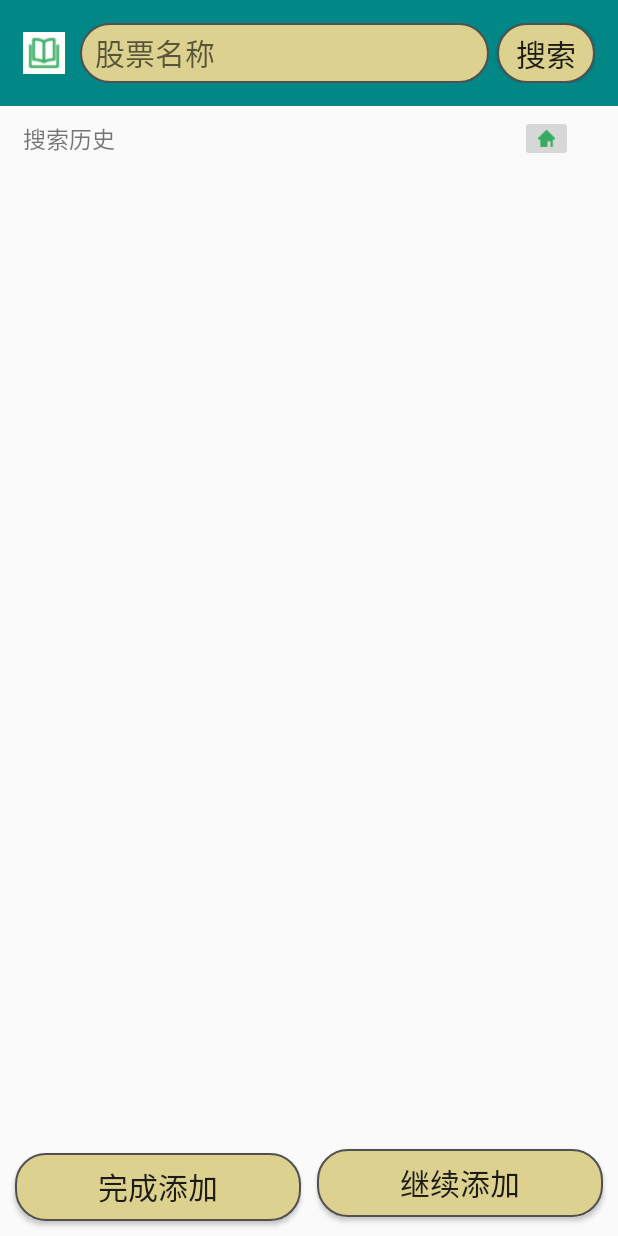
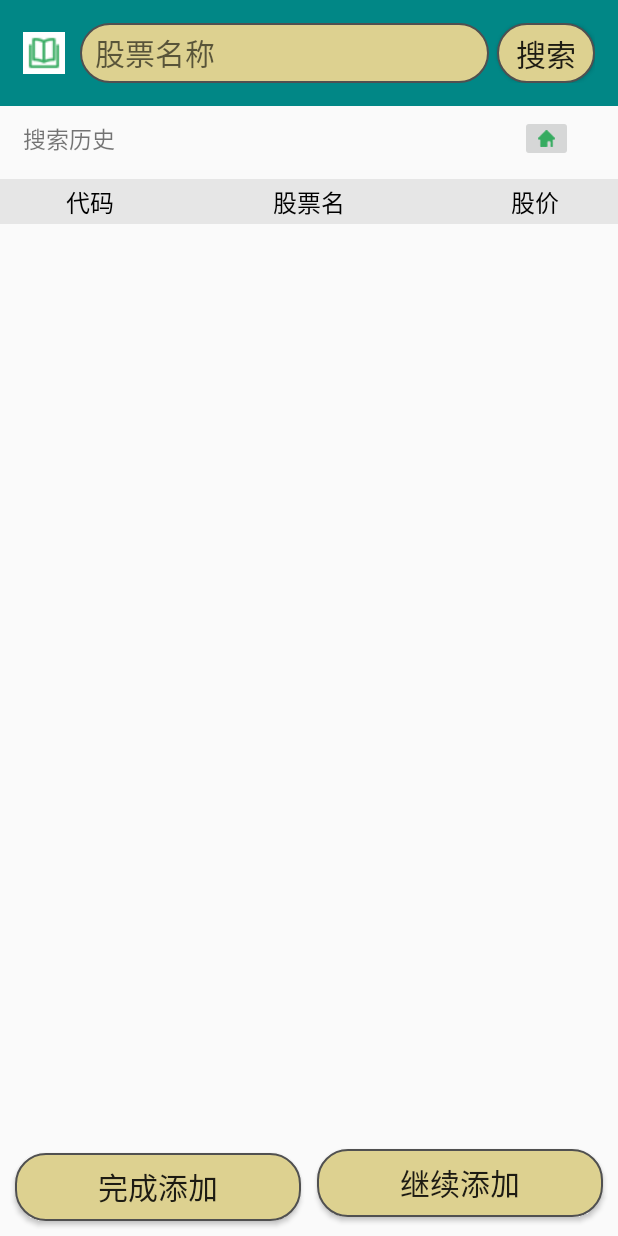
Before and after one commit to Dawn1261283562/Android-foundation, an Android app: the addStockActivity screen opened directly, with no data from a screen before it, on a phone screen of 412 x 824 dp. Run offline under Robolectric (Android 15) with nearby library versions, the phone set to English and light mode, and no system bars; 1 statement that could not run was skipped.

Commit message:
10 29 12 50 Signed-off-by: an-dou <759055535@qq.com>

```diff
--- a/android/studying/app/src/main/java/com/example/studying/SearchFragment1.java
+++ b/android/studying/app/src/main/java/com/example/studying/SearchFragment1.java
@@ -4,17 +4,12 @@ import android.content.Intent;
 import android.content.SharedPreferences;
 import android.graphics.drawable.Drawable;
 import android.os.Bundle;
-import android.os.Looper;
-import android.util.Log;
 import android.view.LayoutInflater;
 import android.view.MotionEvent;
 import android.view.View;
 import android.view.ViewGroup;
 import android.widget.AdapterView;
-import android.widget.Button;
-import android.widget.EditText;
 import android.widget.ImageButton;
-import android.widget.LinearLayout;
 import android.widget.ListView;
 import android.widget.TextView;
 import android.widget.Toast;
@@ -22,56 +17,11 @@ import android.widget.Toast;
 import androidx.annotation.Nullable;
 
 import com.example.studying.entity.FundHeavyInfo;
-import com.example.studying.entity.Stock;
-import com.example.studying.utils.HttpGetRequest;
-import com.google.gson.Gson;
-import com.google.gson.JsonArray;
-import com.google.gson.JsonElement;
-import com.google.gson.JsonParser;
 
-import java.io.IOException;
 import java.util.ArrayList;
 import java.util.Arrays;
 import java.util.List;
 
-import okhttp3.Call;
-import okhttp3.Callback;
-import okhttp3.FormBody;
-import okhttp3.RequestBody;
-import okhttp3.Response;
-import okhttp3.ResponseBody;
-
-import android.content.Intent;
-import android.os.Bundle;
-import android.os.Looper;
-import android.view.LayoutInflater;
-import android.view.View;
-import android.view.ViewGroup;
-import android.widget.AdapterView;
-import android.widget.Button;
-import android.widget.EditText;
-import android.widget.ListView;
-import android.widget.Toast;
-
-import androidx.annotation.Nullable;
-
-import com.example.studying.entity.Stock;
-import com.example.studying.utils.HttpGetRequest;
-import com.google.gson.Gson;
-import com.google.gson.JsonArray;
-import com.google.gson.JsonElement;
-import com.google.gson.JsonParser;
-
-import java.io.IOException;
-import java.util.ArrayList;
-import java.util.List;
-
-import okhttp3.Call;
-import okhttp3.Callback;
-import okhttp3.FormBody;
-import okhttp3.RequestBody;
-import okhttp3.Response;
-import okhttp3.ResponseBody;
 public class SearchFragment1 extends androidx.fragment.app.Fragment {
     public static final String SEARCH_HISTORY = "search_history_1";
 
@@ -118,12 +68,12 @@ public class SearchFragment1 extends androidx.fragment.app.Fragment {
 
             @Override
             public View getView(int position, ViewGroup parent) {
-                View view = layoutInflater1.inflate(R.layout.flow_item3_1,parent,false);
+                View view = layoutInflater1.inflate(R.layout.historysearch_flow_item,parent,false);
                 // 给 View 设置 margin
                 ViewGroup.MarginLayoutParams mlp = new ViewGroup.MarginLayoutParams(view.getLayoutParams());
                 mlp.setMargins(5, 5, 5, 5);
                 view.setLayoutParams(mlp);
-                TextView textView= (TextView)view.findViewById(R.id.flow_text3_1);
+                TextView textView= (TextView)view.findViewById(R.id.flow_text_history);
                 textView.setText(strList1.get(position));
                 textView.setOnTouchListener(new View.OnTouchListener(){
                     @Override
--- a/android/studying/app/src/main/java/com/example/studying/addStockActivity.java
+++ b/android/studying/app/src/main/java/com/example/studying/addStockActivity.java
@@ -119,12 +119,12 @@ public class addStockActivity extends AppCompatActivity {
 
             @Override
             public View getView(int position, ViewGroup parent) {
-                View view = layoutInflater.inflate(R.layout.flow_item3_1,parent,false);
+                View view = layoutInflater.inflate(R.layout.historysearch_flow_item,parent,false);
                 // 给 View 设置 margin
                 ViewGroup.MarginLayoutParams mlp = new ViewGroup.MarginLayoutParams(view.getLayoutParams());
                 mlp.setMargins(5, 5, 5, 5);
                 view.setLayoutParams(mlp);
-                TextView textView= (TextView)view.findViewById(R.id.flow_text3_1);
+                TextView textView= (TextView)view.findViewById(R.id.flow_text_history);
                 textView.setText(strList.get(position));
                 textView.setOnTouchListener(new View.OnTouchListener(){
                     @Override
@@ -153,7 +153,7 @@ public class addStockActivity extends AppCompatActivity {
                         else if ((event.getX() < textView.getWidth()-drawable.getIntrinsicWidth()-textView.getPaddingRight())
                                 &&(event.getX() > 0)){
                             editText.setText(strList.get(position));
-                            MainActivity2.editText.setSelection(strList.get(position).length());
+                            editText.setSelection(strList.get(position).length());
                         }
                         return false;
                     }
--- a/android/studying/app/src/main/res/layout/activity_add_stock.xml
+++ b/android/studying/app/src/main/res/layout/activity_add_stock.xml
@@ -32,16 +32,63 @@
         android:id="@+id/addstock_history_flow"
         android:layout_width="wrap_content"
         android:layout_height="wrap_content"
-        android:layout_margin="15dp"
+        android:layout_marginStart="15dp"
+        android:layout_marginEnd="15dp"
+        android:layout_marginTop="5dp"
         app:layout_constraintLeft_toLeftOf="parent"
         app:layout_constraintTop_toBottomOf="@id/history_text"/>
+
+    <View
+        android:id="@+id/back_view_addstock"
+        android:layout_width="match_parent"
+        android:layout_height="30dp"
+        android:layout_marginTop="10dp"
+        app:layout_constraintTop_toBottomOf="@+id/addstock_history_flow"
+        android:background="#E6E6E6"/>
+    <TextView
+        android:id="@+id/textaddstock_1"
+        android:layout_width="80dp"
+        android:layout_height="wrap_content"
+        android:layout_marginLeft="20dp"
+        app:layout_constraintLeft_toLeftOf="parent"
+        app:layout_constraintTop_toTopOf="@id/back_view_addstock"
+        app:layout_constraintBottom_toBottomOf="@id/back_view_addstock"
+        android:gravity="center"
+        android:textColor="@color/black"
+        android:textSize="16sp"
+        android:text="代码"/>
+
+    <TextView
+        android:id="@+id/textaddstock_2"
+        android:layout_width="100dp"
+        android:layout_height="wrap_content"
+        app:layout_constraintLeft_toLeftOf="parent"
+        app:layout_constraintRight_toRightOf="parent"
+        app:layout_constraintTop_toTopOf="@id/textaddstock_1"
+        app:layout_constraintBottom_toBottomOf="@id/textaddstock_1"
+        android:text="股票名"
+        android:textColor="@color/black"
+        android:textSize="16sp"
+        android:gravity="center"/>
+    <TextView
+        android:id="@+id/textaddstock_3"
+        android:layout_width="70dp"
+        android:layout_height="wrap_content"
+        android:layout_marginRight="20dp"
+        app:layout_constraintRight_toRightOf="parent"
+        app:layout_constraintTop_toTopOf="@id/textaddstock_1"
+        app:layout_constraintBottom_toBottomOf="@id/textaddstock_1"
+        android:text="股价"
+        android:textColor="@color/black"
+        android:textSize="16sp"
+        android:gravity="center"/>
 
     <ListView
         android:id="@+id/list_search3_2_2"
         android:layout_width="match_parent"
         android:layout_height="0dp"
         app:layout_constraintVertical_weight="1"
-        app:layout_constraintTop_toBottomOf="@id/addstock_history_flow"
+        app:layout_constraintTop_toBottomOf="@id/back_view_addstock"
         app:layout_constraintBottom_toTopOf="@id/add_stock_but1">
     </ListView>
 
--- a/android/studying/app/src/main/res/layout/search_fragment1.xml
+++ b/android/studying/app/src/main/res/layout/search_fragment1.xml
@@ -29,13 +29,16 @@
         android:id="@+id/frag1_history_flow"
         android:layout_width="wrap_content"
         android:layout_height="wrap_content"
-        android:layout_margin="15dp"
+        android:layout_marginStart="15dp"
+        android:layout_marginEnd="15dp"
+        android:layout_marginTop="5dp"
         app:layout_constraintTop_toBottomOf="@id/history_text1"
         app:layout_constraintLeft_toLeftOf="parent"/>
     <View
         android:id="@+id/back_view1"
         android:layout_width="match_parent"
         android:layout_height="30dp"
+        android:layout_marginTop="10dp"
         app:layout_constraintTop_toBottomOf="@+id/frag1_history_flow"
         android:background="#E6E6E6"/>
     <TextView
```
